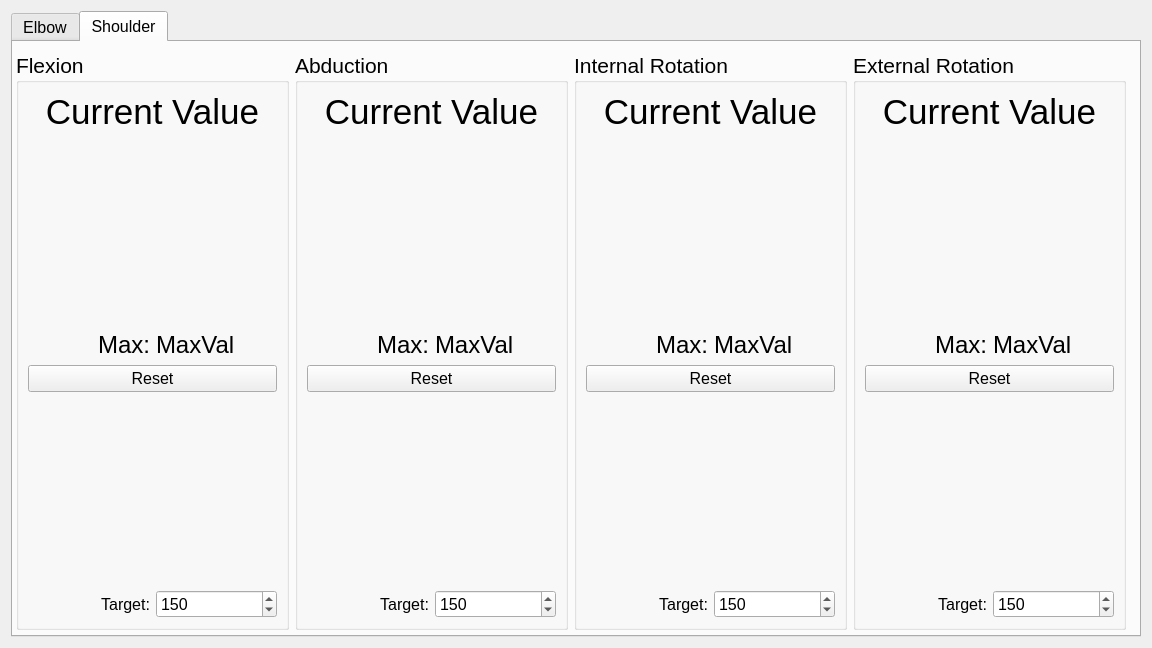
mmcinnes123/Delsys_GUI_For_Physios, file LiveDataView/live_data_widget_1.ui: the form before one commit.
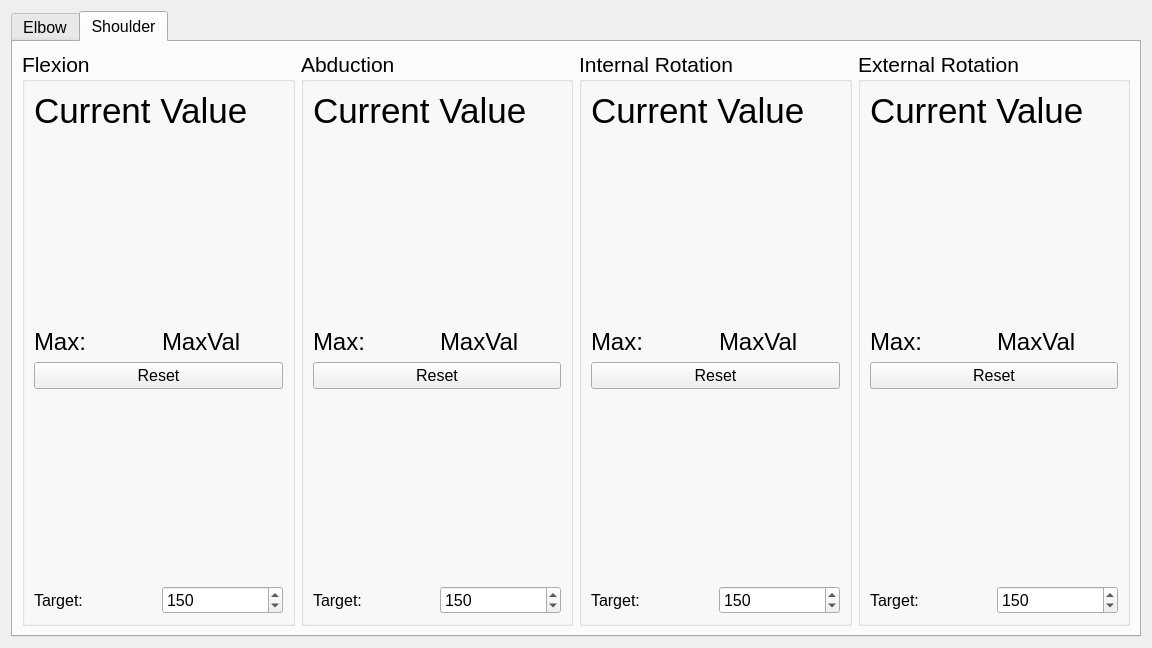
The form after the commit. The open tabs and pages were chosen to show the change.

Diff of the .ui file:
```diff
--- a/LiveDataView/live_data_widget_1.ui
+++ b/LiveDataView/live_data_widget_1.ui
@@ -543,15 +543,121 @@
       <attribute name="title">
        <string>Shoulder</string>
       </attribute>
+      <layout class="QHBoxLayout" name="horizontalLayout_2">
+       <item>
+        <widget class="QGroupBox" name="sh_flex_groupBox">
+         <property name="font">
+          <font>
+           <pointsize>16</pointsize>
+          </font>
+         </property>
+         <property name="title">
+          <string>Flexion</string>
+         </property>
+         <layout class="QGridLayout" name="gridLayout_12">
+          <item row="5" column="1">
+           <widget class="QSpinBox" name="sh_flex_target_spinBox">
+            <property name="font">
+             <font>
+              <pointsize>12</pointsize>
+             </font>
+            </property>
+            <property name="maximum">
+             <number>180</number>
+            </property>
+            <property name="singleStep">
+             <number>10</number>
+            </property>
+            <property name="value">
+             <number>150</number>
+            </property>
+           </widget>
+          </item>
+          <item row="2" column="0">
+           <widget class="QLabel" name="sh_flex_max_label">
+            <property name="font">
+             <font>
+              <pointsize>18</pointsize>
+             </font>
+            </property>
+            <property name="text">
+             <string>Max:</string>
+            </property>
+           </widget>
+          </item>
+          <item row="1" column="0">
+           <spacer name="verticalSpacer_22">
+            <property name="sizeHint" stdset="0">
+             <size>
+              <width>20</width>
+              <height>40</height>
+             </size>
+            </property>
+           </spacer>
+          </item>
+          <item row="5" column="0">
+           <widget class="QLabel" name="sh_flex_target_label">
+            <property name="font">
+             <font>
+              <pointsize>12</pointsize>
+             </font>
+            </property>
+            <property name="text">
+             <string>Target:</string>
+            </property>
+           </widget>
+          </item>
+          <item row="4" column="0">
+           <spacer name="verticalSpacer_21">
+            <property name="sizeHint" stdset="0">
+             <size>
+              <width>20</width>
+              <height>40</height>
+             </size>
+            </property>
+           </spacer>
+          </item>
+          <item row="3" column="0" colspan="2">
+           <widget class="QPushButton" name="sh_flex_reset_pushButton">
+            <property name="font">
+             <font>
+              <pointsize>12</pointsize>
+             </font>
+            </property>
+            <property name="text">
+             <string>Reset</string>
+            </property>
+           </widget>
+          </item>
+          <item row="0" column="0" colspan="2">
+           <widget class="QLabel" name="sh_flex_value">
+            <property name="font">
+             <font>
+              <pointsize>26</pointsize>
+             </font>
+            </property>
+            <property name="text">
+             <string>Current Value</string>
+            </property>
+           </widget>
+          </item>
+          <item row="2" column="1">
+           <widget class="QLabel" name="sh_flex_max_value">
+            <property name="font">
+             <font>
+              <pointsize>18</pointsize>
+             </font>
+            </property>
+            <property name="text">
+             <string>MaxVal</string>
+            </property>
+           </widget>
+          </item>
+         </layout>
+        </widget>
+       </item>
+       <item>
       <widget class="QGroupBox" name="sh_abd_groupBox">
-       <property name="geometry">
-        <rect>
-         <x>282</x>
-         <y>10</y>
-         <width>273</width>
-         <height>578</height>
-        </rect>
-       </property>
        <property name="font">
         <font>
          <pointsize>16</pointsize>
@@ -571,9 +677,6 @@
           <property name="text">
            <string>Target:</string>
           </property>
-          <property name="alignment">
-           <set>Qt::AlignmentFlag::AlignRight|Qt::AlignmentFlag::AlignTrailing|Qt::AlignmentFlag::AlignVCenter</set>
-          </property>
          </widget>
         </item>
         <item row="3" column="0" colspan="2">
@@ -620,9 +723,6 @@
         </item>
         <item row="4" column="0">
          <spacer name="verticalSpacer_17">
-          <property name="orientation">
-           <enum>Qt::Orientation::Vertical</enum>
-          </property>
           <property name="sizeHint" stdset="0">
            <size>
             <width>20</width>
@@ -633,9 +733,6 @@
         </item>
         <item row="1" column="0">
          <spacer name="verticalSpacer_18">
-          <property name="orientation">
-           <enum>Qt::Orientation::Vertical</enum>
-          </property>
           <property name="sizeHint" stdset="0">
            <size>
             <width>20</width>
@@ -654,9 +751,6 @@
           <property name="text">
            <string>Max:</string>
           </property>
-          <property name="alignment">
-           <set>Qt::AlignmentFlag::AlignRight|Qt::AlignmentFlag::AlignTrailing|Qt::AlignmentFlag::AlignVCenter</set>
-          </property>
          </widget>
         </item>
         <item row="0" column="0" colspan="2">
@@ -669,22 +763,13 @@
           <property name="text">
            <string>Current Value</string>
           </property>
-          <property name="alignment">
-           <set>Qt::AlignmentFlag::AlignCenter</set>
-          </property>
          </widget>
         </item>
        </layout>
       </widget>
+       </item>
+       <item>
       <widget class="QGroupBox" name="sh_introt_groupBox">
-       <property name="geometry">
-        <rect>
-         <x>561</x>
-         <y>10</y>
-         <width>273</width>
-         <height>578</height>
-        </rect>
-       </property>
        <property name="font">
         <font>
          <pointsize>16</pointsize>
@@ -716,9 +801,6 @@
           <property name="text">
            <string>Target:</string>
           </property>
-          <property name="alignment">
-           <set>Qt::AlignmentFlag::AlignRight|Qt::AlignmentFlag::AlignTrailing|Qt::AlignmentFlag::AlignVCenter</set>
-          </property>
          </widget>
         </item>
         <item row="5" column="1">
@@ -761,16 +843,10 @@
           <property name="text">
            <string>Max:</string>
           </property>
-          <property name="alignment">
-           <set>Qt::AlignmentFlag::AlignRight|Qt::AlignmentFlag::AlignTrailing|Qt::AlignmentFlag::AlignVCenter</set>
-          </property>
          </widget>
         </item>
         <item row="4" column="0">
          <spacer name="verticalSpacer_19">
-          <property name="orientation">
-           <enum>Qt::Orientation::Vertical</enum>
-          </property>
           <property name="sizeHint" stdset="0">
            <size>
             <width>20</width>
@@ -789,16 +865,10 @@
           <property name="text">
            <string>Current Value</string>
           </property>
-          <property name="alignment">
-           <set>Qt::AlignmentFlag::AlignCenter</set>
-          </property>
          </widget>
         </item>
         <item row="1" column="0">
          <spacer name="verticalSpacer_20">
-          <property name="orientation">
-           <enum>Qt::Orientation::Vertical</enum>
-          </property>
           <property name="sizeHint" stdset="0">
            <size>
             <width>20</width>
@@ -809,148 +879,9 @@
         </item>
        </layout>
       </widget>
-      <widget class="QGroupBox" name="sh_flex_groupBox">
-       <property name="geometry">
-        <rect>
-         <x>3</x>
-         <y>10</y>
-         <width>273</width>
-         <height>578</height>
-        </rect>
-       </property>
-       <property name="font">
-        <font>
-         <pointsize>16</pointsize>
-        </font>
-       </property>
-       <property name="title">
-        <string>Flexion</string>
-       </property>
-       <layout class="QGridLayout" name="gridLayout_12">
-        <item row="5" column="1">
-         <widget class="QSpinBox" name="sh_flex_target_spinBox">
-          <property name="font">
-           <font>
-            <pointsize>12</pointsize>
-           </font>
-          </property>
-          <property name="maximum">
-           <number>180</number>
-          </property>
-          <property name="singleStep">
-           <number>10</number>
-          </property>
-          <property name="value">
-           <number>150</number>
-          </property>
-         </widget>
-        </item>
-        <item row="2" column="0">
-         <widget class="QLabel" name="sh_flex_max_label">
-          <property name="font">
-           <font>
-            <pointsize>18</pointsize>
-           </font>
-          </property>
-          <property name="text">
-           <string>Max:</string>
-          </property>
-          <property name="alignment">
-           <set>Qt::AlignmentFlag::AlignRight|Qt::AlignmentFlag::AlignTrailing|Qt::AlignmentFlag::AlignVCenter</set>
-          </property>
-         </widget>
-        </item>
-        <item row="1" column="0">
-         <spacer name="verticalSpacer_22">
-          <property name="orientation">
-           <enum>Qt::Orientation::Vertical</enum>
-          </property>
-          <property name="sizeHint" stdset="0">
-           <size>
-            <width>20</width>
-            <height>40</height>
-           </size>
-          </property>
-         </spacer>
-        </item>
-        <item row="5" column="0">
-         <widget class="QLabel" name="sh_flex_target_label">
-          <property name="font">
-           <font>
-            <pointsize>12</pointsize>
-           </font>
-          </property>
-          <property name="text">
-           <string>Target:</string>
-          </property>
-          <property name="alignment">
-           <set>Qt::AlignmentFlag::AlignRight|Qt::AlignmentFlag::AlignTrailing|Qt::AlignmentFlag::AlignVCenter</set>
-          </property>
-         </widget>
-        </item>
-        <item row="4" column="0">
-         <spacer name="verticalSpacer_21">
-          <property name="orientation">
-           <enum>Qt::Orientation::Vertical</enum>
-          </property>
-          <property name="sizeHint" stdset="0">
-           <size>
-            <width>20</width>
-            <height>40</height>
-           </size>
-          </property>
-         </spacer>
-        </item>
-        <item row="3" column="0" colspan="2">
-         <widget class="QPushButton" name="sh_flex_reset_pushButton">
-          <property name="font">
-           <font>
-            <pointsize>12</pointsize>
-           </font>
-          </property>
-          <property name="text">
-           <string>Reset</string>
-          </property>
-         </widget>
-        </item>
-        <item row="0" column="0" colspan="2">
-         <widget class="QLabel" name="sh_flex_value">
-          <property name="font">
-           <font>
-            <pointsize>26</pointsize>
-           </font>
-          </property>
-          <property name="text">
-           <string>Current Value</string>
-          </property>
-          <property name="alignment">
-           <set>Qt::AlignmentFlag::AlignCenter</set>
-          </property>
-         </widget>
-        </item>
-        <item row="2" column="1">
-         <widget class="QLabel" name="sh_flex_max_value">
-          <property name="font">
-           <font>
-            <pointsize>18</pointsize>
-           </font>
-          </property>
-          <property name="text">
-           <string>MaxVal</string>
-          </property>
-         </widget>
-        </item>
-       </layout>
-      </widget>
+       </item>
+       <item>
       <widget class="QGroupBox" name="sh_extrot_groupBox">
-       <property name="geometry">
-        <rect>
-         <x>840</x>
-         <y>10</y>
-         <width>273</width>
-         <height>578</height>
-        </rect>
-       </property>
        <property name="font">
         <font>
          <pointsize>16</pointsize>
@@ -962,9 +893,6 @@
        <layout class="QGridLayout" name="gridLayout_13">
         <item row="1" column="0">
          <spacer name="verticalSpacer_24">
-          <property name="orientation">
-           <enum>Qt::Orientation::Vertical</enum>
-          </property>
           <property name="sizeHint" stdset="0">
            <size>
             <width>20</width>
@@ -983,9 +911,6 @@
           <property name="text">
            <string>Max:</string>
           </property>
-          <property name="alignment">
-           <set>Qt::AlignmentFlag::AlignRight|Qt::AlignmentFlag::AlignTrailing|Qt::AlignmentFlag::AlignVCenter</set>
-          </property>
          </widget>
         </item>
         <item row="0" column="0" colspan="2">
@@ -998,9 +923,6 @@
           <property name="text">
            <string>Current Value</string>
           </property>
-          <property name="alignment">
-           <set>Qt::AlignmentFlag::AlignCenter</set>
-          </property>
          </widget>
         </item>
         <item row="5" column="1">
@@ -1031,9 +953,6 @@
           <property name="text">
            <string>Target:</string>
           </property>
-          <property name="alignment">
-           <set>Qt::AlignmentFlag::AlignRight|Qt::AlignmentFlag::AlignTrailing|Qt::AlignmentFlag::AlignVCenter</set>
-          </property>
          </widget>
         </item>
         <item row="3" column="0" colspan="2">
@@ -1062,9 +981,6 @@
         </item>
         <item row="4" column="0">
          <spacer name="verticalSpacer_23">
-          <property name="orientation">
-           <enum>Qt::Orientation::Vertical</enum>
-          </property>
           <property name="sizeHint" stdset="0">
            <size>
             <width>20</width>
@@ -1075,6 +991,8 @@
         </item>
        </layout>
       </widget>
+       </item>
+      </layout>
      </widget>
     </widget>
    </item>
```
Left out of the diff: 62 changed lines with no effect on the pictures. Lines whose indentation alone changed are shown as unchanged.
